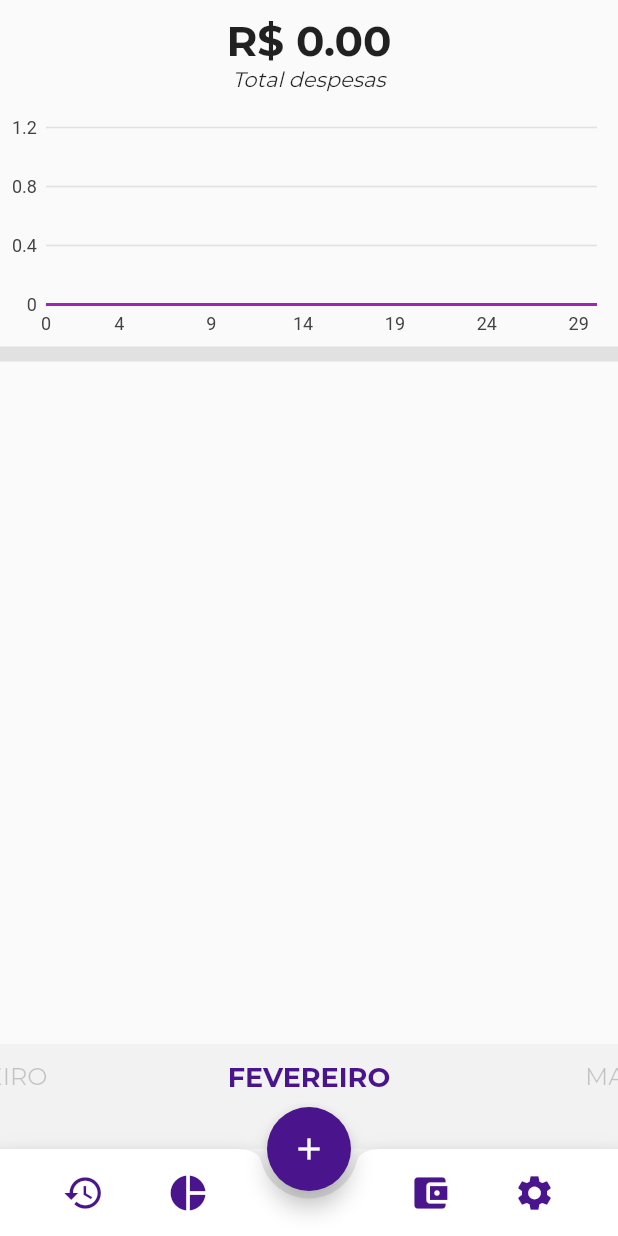
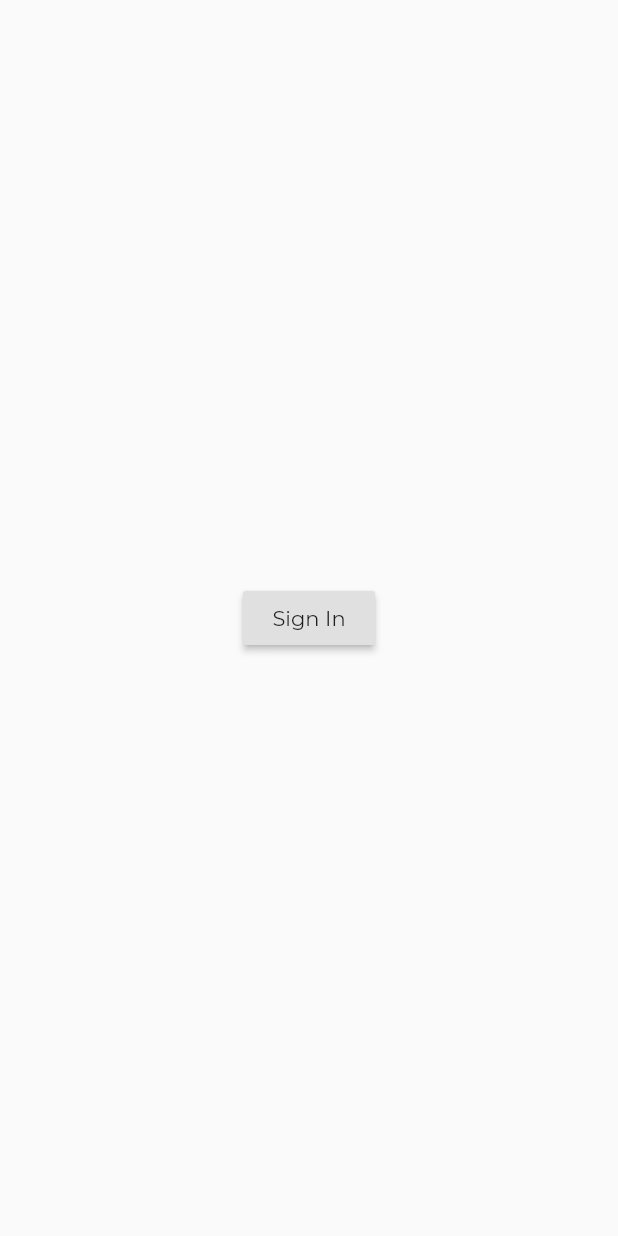
Before and after one commit to jeancabraldev/expenses_app, a Flutter app: the screen it shows after launch, on a phone screen of 412 x 824 dp. Run offline on Flutter 3.47's test engine with Material 2 defaults, Android fonts, the phone set to English and light mode, and no system bars; our stand-ins replace charts_flutter, cloud_firestore, firebase_auth, font_awesome_flutter, google_sign_in, shared_preferences; accounts and stored records are empty.

Commit message:
Login finalizado

```diff
--- a/lib/main.dart
+++ b/lib/main.dart
@@ -1,21 +1,35 @@
 import 'package:flutter/material.dart';
+import 'package:provider/provider.dart';
 import './pages/home_page.dart';
 import './pages/add_page.dart';
+import './pages/login_page.dart';
+import './states/login_state.dart';
 
 void main() => runApp(MyApp());
 
 class MyApp extends StatelessWidget {
   @override
-  Widget build(BuildContext context){
-    return MaterialApp(
+  Widget build(BuildContext context) {
+    return ChangeNotifierProvider<LoginState>(
+      builder: (BuildContext context) => LoginState(),
+      //builder: (BuildContext context ) => LoginState(),
+      child: MaterialApp(
         debugShowCheckedModeBanner: false,
         theme: ThemeData(
           fontFamily: 'Montserrat',
         ),
         routes: {
-        '/': (BuildContext context) => HomePage(),
+          '/': (BuildContext context) {
+            var state = Provider.of<LoginState>(context);
+            if (state.isLoggedIn()) {
+              return HomePage();
+            } else {
+              return LoginPage();
+            }
+          },
           '/add': (BuildContext context) => AddPage(),
         },
-    );
+      ),
+    );;
   }
 }
--- a/lib/pages/home_page.dart
+++ b/lib/pages/home_page.dart
@@ -1,8 +1,11 @@
 import 'dart:ui';
 
 import 'package:cloud_firestore/cloud_firestore.dart';
+import 'package:expenses/states/login_state.dart';
+import 'package:expenses/utils/utils.dart';
 import 'package:flutter/cupertino.dart';
 import 'package:flutter/material.dart';
+import 'package:provider/provider.dart';
 import '../widgets/month.dart';
 
 class HomePage extends StatefulWidget {
@@ -14,7 +17,7 @@ class _HomePageState extends State<HomePage> {
   //Controllers
   PageController _pageViewController;
 
-  int currentPage = 1;
+  int currentPage = DateTime.now().month -1;
   bool bottomBar = true;
 
   Stream<QuerySnapshot> _query;
@@ -23,25 +26,30 @@ class _HomePageState extends State<HomePage> {
   void initState() {
     super.initState();
 
-    _query = Firestore.instance
-        .collection('expenses')
-        .where("month", isEqualTo: currentPage + 1)
-        .snapshots();
-
     _pageViewController =
         PageController(initialPage: currentPage, viewportFraction: 0.4);
   }
 
   //Criando botões
-  Widget _bottomAction(IconData icon) {
+  Widget _bottomAction(IconData icon, Function callback) {
     return InkWell(
       child: Icon(icon, color: Colors.purple[900], size: 28),
-      onTap: () {},
+      onTap: callback,
     );
   }
 
   @override
   Widget build(BuildContext context) {
+    return Consumer<LoginState>(
+      builder: (BuildContext context, LoginState state, Widget child) {
+        var user = Provider.of<LoginState>(context).currentUser();
+        _query = Firestore.instance
+            .collection('users')
+            .document(user.uid)
+            .collection('expenses')
+            .where("month", isEqualTo: currentPage + 1)
+            .snapshots();
+
         return Scaffold(
           bottomNavigationBar: BottomAppBar(
             notchMargin: 5,
@@ -52,13 +60,15 @@ class _HomePageState extends State<HomePage> {
                 mainAxisSize: MainAxisSize.max,
                 mainAxisAlignment: MainAxisAlignment.spaceEvenly,
                 children: [
-              _bottomAction(Icons.history),
-              _bottomAction(Icons.pie_chart),
+                  _bottomAction(Icons.history, (){}),
+                  _bottomAction(Icons.pie_chart, (){}),
                   SizedBox(
                     width: 50,
                   ),
-              _bottomAction(Icons.account_balance_wallet),
-              _bottomAction(Icons.settings)
+                  _bottomAction(Icons.account_balance_wallet, (){}),
+                  _bottomAction(Icons.settings, (){
+                    Provider.of<LoginState>(context).logout();
+                  })
                 ],
               ),
             ),
@@ -80,7 +90,9 @@ class _HomePageState extends State<HomePage> {
                       (BuildContext context, AsyncSnapshot<QuerySnapshot> data) {
                     //Verificando se tem dados
                     if (data.hasData) {
-                  return Month(documents: data.data.documents);
+                      return Month(
+                        days: daysInMonth(currentPage + 1),
+                          documents: data.data.documents);
                     }
                     return Container(
                       height: MediaQuery.of(context).size.height - 154,
@@ -99,6 +111,8 @@ class _HomePageState extends State<HomePage> {
               ],
             ),
           ),
+        );
+      },
     );
   }
 
@@ -139,8 +153,11 @@ class _HomePageState extends State<HomePage> {
         controller: _pageViewController,
         onPageChanged: (newPage) {
           setState(() {
+            var user = Provider.of<LoginState>(context).currentUser();
             currentPage = newPage;
             _query = Firestore.instance
+                .collection('users')
+                .document(user.uid)
                 .collection('expenses')
                 .where("month", isEqualTo: currentPage + 1)
                 .snapshots();
--- /dev/null
+++ b/lib/pages/login_page.dart
@@ -0,0 +1,32 @@
+import 'package:expenses/states/login_state.dart';
+import 'package:flutter/material.dart';
+import 'package:provider/provider.dart';
+
+class LoginPage extends StatelessWidget {
+  final Function onLoginSuccess;
+
+  const LoginPage({Key key, this.onLoginSuccess}) : super(key: key);
+
+  @override
+  Widget build(BuildContext context) {
+    return Scaffold(
+      body: Center(
+        child: Consumer<LoginState>(
+          builder: (BuildContext context, LoginState value, Widget child) {
+            if(value.isLoading()){
+              return CircularProgressIndicator();
+            }else{
+              return child;
+            }
+          },
+          child: RaisedButton(
+            child: Text('Sign In'),
+            onPressed: () {
+              Provider.of<LoginState>(context).login();
+            },
+          ),
+        ),
+      ),
+    );
+  }
+}
--- a/lib/widgets/month.dart
+++ b/lib/widgets/month.dart
@@ -8,9 +8,9 @@ class Month extends StatefulWidget {
   final List<double> perDay;
   final Map<String, double> categories;
 
-  Month({Key key, this.documents})
+  Month({Key key, this.documents, days})
       : total = documents.map((doc) => doc['value']).fold(0.0, (a, b) => a + b),
-        perDay = List.generate(31, (int index) {
+        perDay = List.generate(days, (int index) {
           return documents
               .where((doc) => doc['day'] == (index + 1))
               .map((doc) => doc['value'])
--- a/pubspec.yaml
+++ b/pubspec.yaml
@@ -13,9 +13,13 @@ dependencies:
   # The following adds the Cupertino Icons font to your application.
   # Use with the CupertinoIcons class for iOS style icons.
   cupertino_icons: ^0.1.2
-  cloud_firestore: ^0.13.5
+  cloud_firestore: ^0.11.0+1
   charts_flutter: ^0.9.0
   font_awesome_flutter: ^8.8.1
+  provider: ^2.0.1
+  google_sign_in: ^4.4.4
+  firebase_auth: ^0.11.0+1
+  shared_preferences: ^0.5.7
 
 dev_dependencies:
   flutter_test:
```
Also changed, not shown: lib/pages/add_page.dart (+9 -1 lines), lib/states/login_state.dart (added, +78 -0 lines), lib/utils/utils.dart (added, +8 -0 lines), pubspec.lock, 1 other file. Lines whose indentation alone changed are shown as unchanged.
